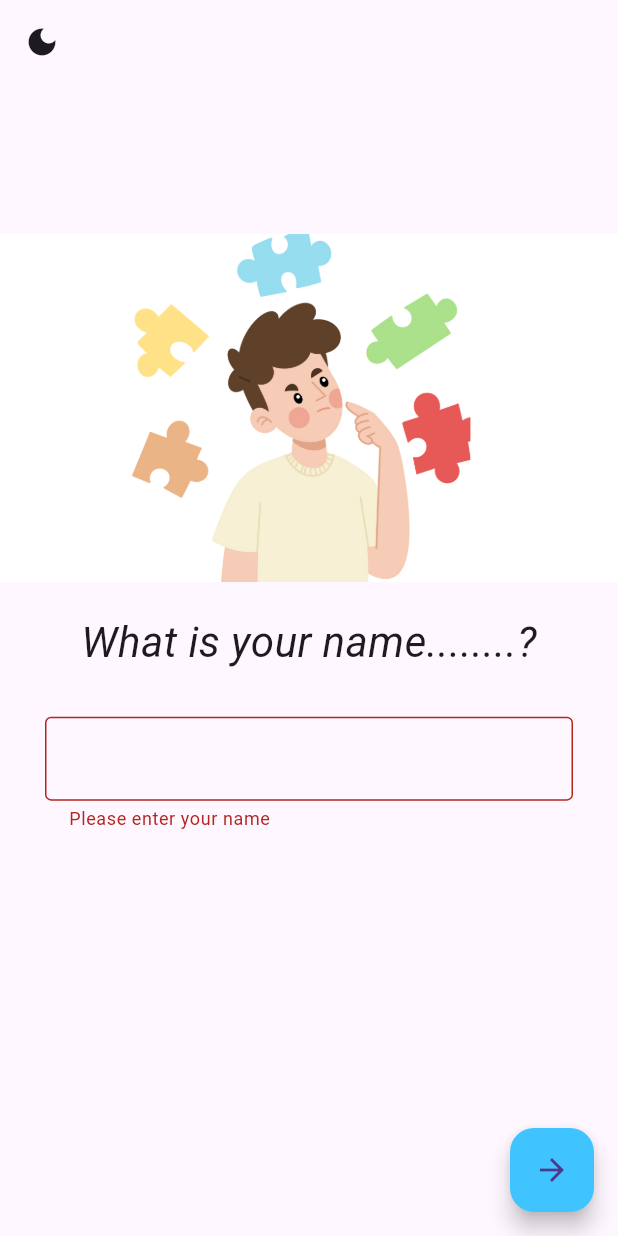
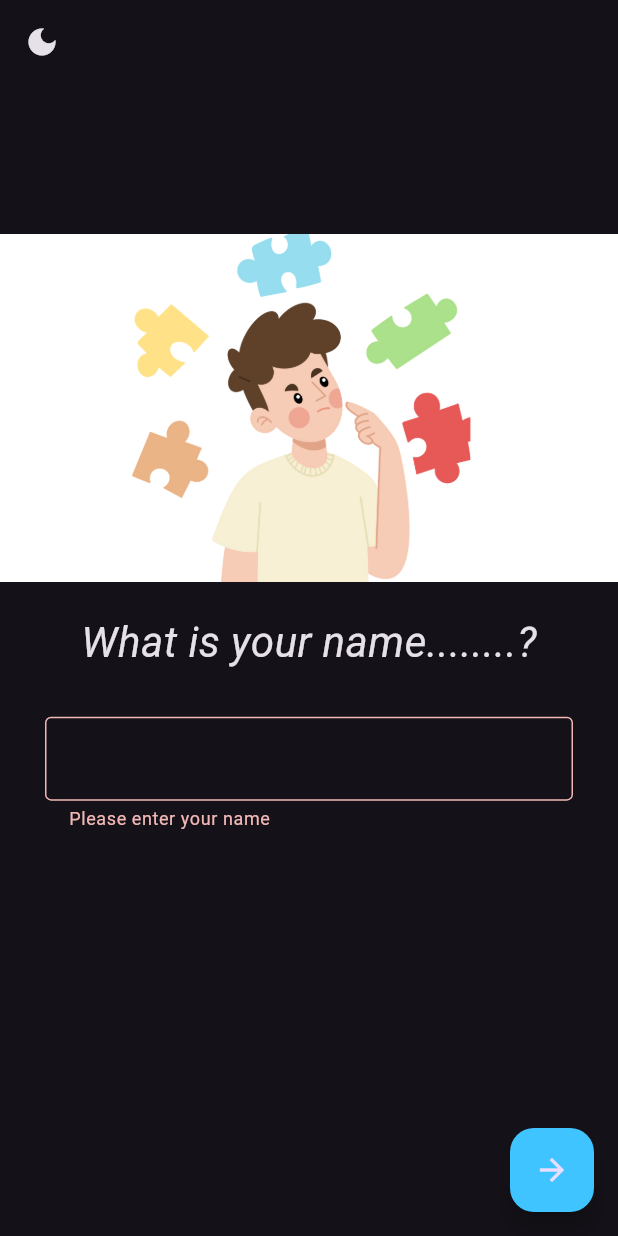
Before and after one commit to Nidhin-K-R/ToDo-app, a Flutter app: the Homescreen screen opened directly, after a tap on the "arrow forward" icon, after a tap on the "light mode" icon, on a phone screen of 412 x 824 dp. Run offline on Flutter 3.47's test engine with Material 3 defaults, Android fonts, the phone set to English and light mode, and no system bars.

Commit message:
implement statemanagement

```diff
--- a/lib/main.dart
+++ b/lib/main.dart
@@ -1,9 +1,29 @@
 import 'package:flutter/material.dart';
+
+import 'package:to_do_app/practice/providerdemo.dart';
 import 'package:to_do_app/screens/homescreen.dart';
+import 'package:provider/provider.dart';
 
 void main() {
-  runApp(MaterialApp(
-    debugShowCheckedModeBanner: false,
-    home: Homescreen(),
-  ));
+  runApp(
+    MyApp(),
+  );
 }
+
+class MyApp extends StatelessWidget {
+  const MyApp({super.key});
+
+  @override
+  Widget build(BuildContext context) {
+    return ChangeNotifierProvider(
+      create: (context) => ProviderDemo(),
+      child: Consumer<ProviderDemo>(
+        builder: (context, value, child) => MaterialApp(
+          debugShowCheckedModeBanner: false,
+          theme: value.mode ? ThemeData.dark() : ThemeData.light(),
+          home: Homescreen(),
+        ),
+      ),
+    );
+  }
+}
```
